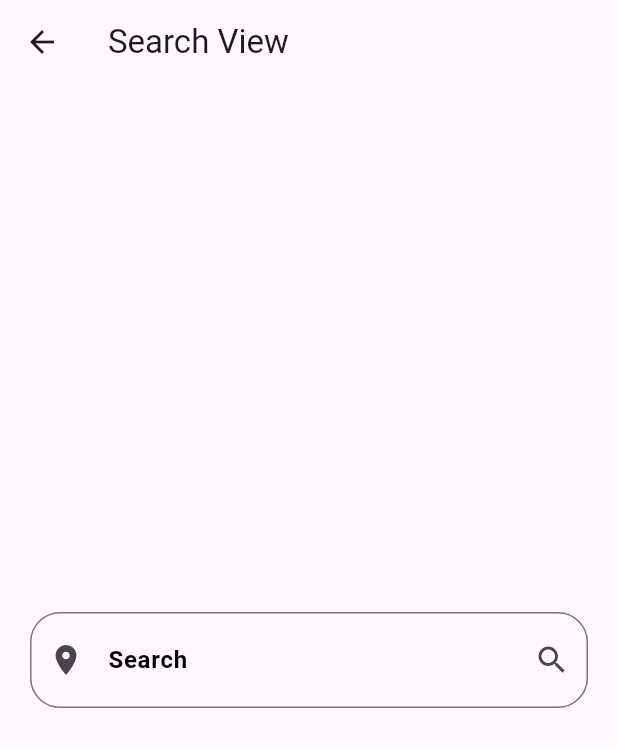
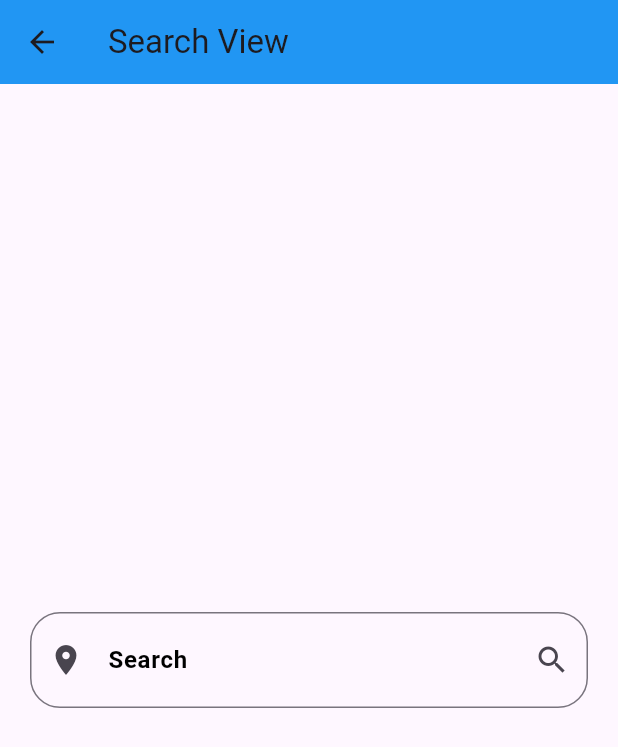
Before and after one commit to MahmoudAbed74/weatherapp, a Flutter app: the screen it shows after launch, after a tap on the "search" icon, on a phone screen of 412 x 824 dp. Shown: the top 747 px of the screen. Run offline on Flutter 3.47's test engine with Material 3 defaults, Android fonts, the phone set to English and light mode, and no system bars; our stand-ins replace dio, flutter_bloc.

Commit message:
Refactor weather app code structure
- Refactored code structure for better organization and readability.
- Updated WeatherInfoBody widget to display weather information dynamically.
- Added getThemeWeather function to set theme color based on temperature.

```diff
--- a/lib/Cubits/Get_Weather_Cubits/GetWeatherState.dart
+++ b/lib/Cubits/Get_Weather_Cubits/GetWeatherState.dart
@@ -1,3 +1,5 @@
+import 'package:weatherapp/models/WeatherModel.dart';
+
 class GetWeatherState {}
 
 
@@ -5,6 +7,15 @@ class NoWeather_State extends GetWeatherState {}
 
 class WeatherLoading_State  extends GetWeatherState {}
 
-class WeatherSuccess_State  extends GetWeatherState {}
+class WeatherSuccess_State  extends GetWeatherState {
 
-class WeatherFailure_State  extends GetWeatherState {}
+  final WeatherModel weatherModel;
+  WeatherSuccess_State({required this.weatherModel});
+}
+
+class WeatherFailure_State  extends GetWeatherState {
+
+  final String messageError;
+
+  WeatherFailure_State({required this.messageError});
+}
--- a/lib/Service/Weather_Serviece.dart
+++ b/lib/Service/Weather_Serviece.dart
@@ -10,7 +10,7 @@ class Weather_Serviece {
   Future<WeatherModel> getWeather({required String cityName}) async {
     try {
       Response response = await dio
-          .get("$baseUrl/future.json?key=$apiKey&q=$cityName&dt=2024-04-20");
+          .get("$baseUrl/forecast.json?key=$apiKey&q=$cityName");
 
       // Added null check for response.data
       if (response.data == null) {
--- a/lib/Views/HomePageView.dart
+++ b/lib/Views/HomePageView.dart
@@ -3,10 +3,12 @@ import 'package:flutter/material.dart';
 import 'package:flutter_bloc/flutter_bloc.dart';
 
 import 'package:weatherapp/Cubits/Get_Weather_Cubits/GetWeatherCubit.dart';
-import 'package:weatherapp/Cubits/Get_Weather_Cubits/GetWeatherState.dart';
 import 'package:weatherapp/Views/SearchView.dart';
+import 'package:weatherapp/models/WeatherModel.dart';
 import 'package:weatherapp/widgets/NoFindWeatherData.dart';
 import 'package:weatherapp/widgets/Weather_Info_Body.dart';
+
+import '../Cubits/Get_Weather_Cubits/GetWeatherState.dart';
 
 class HomePageView extends StatelessWidget {
   const HomePageView({super.key});
@@ -39,7 +41,9 @@ class HomePageView extends StatelessWidget {
               child: CircularProgressIndicator(),
             );
           } else if (state is WeatherSuccess_State) {
-            return const WeatherInfoBody();
+            return WeatherInfoBody(
+              weatherModel: state.weatherModel,
+            );
           } else {
             return const Center(
               child: Text("Error"),
--- a/lib/main.dart
+++ b/lib/main.dart
@@ -3,6 +3,7 @@ import 'package:flutter/material.dart';
 import 'package:flutter_bloc/flutter_bloc.dart';
 
 import 'package:weatherapp/Cubits/Get_Weather_Cubits/GetWeatherCubit.dart';
+import 'package:weatherapp/Cubits/Get_Weather_Cubits/GetWeatherState.dart';
 import 'package:weatherapp/Views/HomePageView.dart';
 
 void main() {
@@ -14,9 +15,38 @@ class MyApp extends StatelessWidget {
   Widget build(BuildContext context) {
     return BlocProvider(
       create: (context) => GetWeaterCubit(),
-      child: const MaterialApp(
-        home: HomePageView(),
+      child: BlocBuilder<GetWeaterCubit, GetWeatherState>(
+        builder: (context, state) {
+          return MaterialApp(
+            theme: ThemeData(
+                appBarTheme: AppBarTheme(
+              color: getThemeWeather(
+                BlocProvider.of<GetWeaterCubit>(context).weatherModel?.temp,
+              ),
+            )),
+            home: const HomePageView(),
+          );
+        },
       ),
     );
   }
 }
+
+MaterialColor getThemeWeather(double? temp) {
+  if (temp == null) {
+    return Colors.blue;
+  }
+  if (temp > 30) {
+    return Colors.red;
+  } else if (temp > 20) {
+    return Colors.orange;
+  } else if (temp > 10) {
+    return Colors.yellow;
+  } else if (temp > 0) {
+    return Colors.green;
+  } else if (temp > -10) {
+    return Colors.blue;
+  } else {
+    return Colors.blueGrey;
+  }
+}
--- a/lib/models/WeatherModel.dart
+++ b/lib/models/WeatherModel.dart
@@ -3,23 +3,21 @@ class WeatherModel {
     return WeatherModel(
       cityName: json['location']['name'],
       countryName: json['location']['country'],
-      data: json['location']['localtime'],
-      temp: json['forecast']['forecastday'][0]['day']['avgtemp_c'],
+      data: DateTime.tryParse(json['current']['last_updated']),
+      temp: json['current']['temp_c'],
       mixTemp: json['forecast']['forecastday'][0]['day']['maxtemp_c'],
       minTemp: json['forecast']['forecastday'][0]['day']['mintemp_c'],
-      weatherCondition: json['forecast']['forecastday'][0]['day']['maxtemp_c'],
-      img: json['forecast']['forecastday'][0]['day']['condition']['icon'],
+      img: json['current']['condition']["icon"],
     );
   }
 
   final String? cityName;
   final String? countryName;
-  final String? data;
+  final DateTime? data;
   final String? img;
   final double? temp;
   final double? mixTemp;
   final double? minTemp;
-  final double? weatherCondition;
 
   WeatherModel({
     required this.cityName,
@@ -28,7 +26,6 @@ class WeatherModel {
     required this.temp,
     required this.mixTemp,
     required this.minTemp,
-    required this.weatherCondition,
     required this.img,
   });
 }
```
Also changed, not shown: lib/Cubits/Get_Weather_Cubits/GetWeatherCubit.dart (+13 -10 lines), lib/widgets/WeatherInfoBody.dart (deleted, +0 -48 lines), lib/widgets/Weather_Info_Body.dart (+57 -17 lines), 1 other file.
